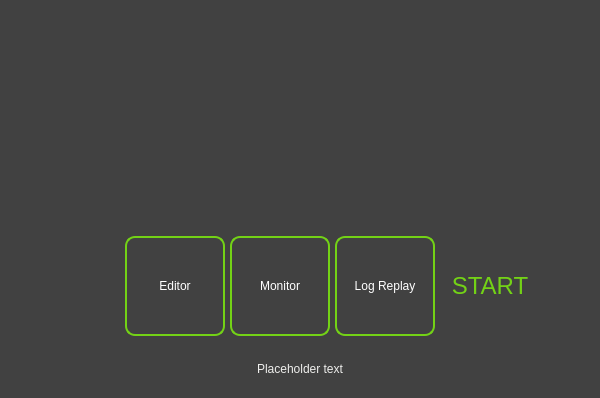
The window that bt_editor/startup_dialog.ui (BehaviorTree/Groot) describes before a commit, drawn with Qt 5.
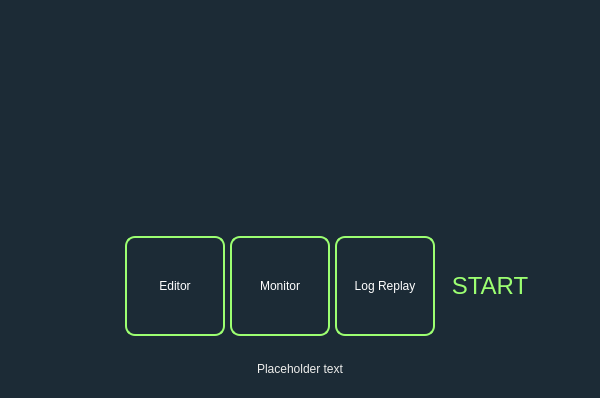
The same window after the commit. Icons and pictures are not drawn.

```diff
--- a/bt_editor/startup_dialog.ui
+++ b/bt_editor/startup_dialog.ui
@@ -20,7 +20,7 @@
    <string>Dialog</string>
   </property>
   <property name="styleSheet">
-   <string notr="true">background-color: rgb(65, 65, 65);</string>
+   <string notr="true">background-color: #1c2b36;</string>
   </property>
   <property name="sizeGripEnabled">
    <bool>false</bool>
@@ -151,7 +151,7 @@
        </property>
        <property name="styleSheet">
         <string notr="true">color:white;
-border: 2px solid rgb(115, 210, 22); 
+border: 2px solid #9cff71; 
 border-radius: 10px;
 </string>
        </property>
@@ -204,7 +204,7 @@
        </property>
        <property name="styleSheet">
         <string notr="true">color:white;
-border: 2px solid rgb(115, 210, 22); 
+border: 2px solid #9cff71; 
 border-radius: 10px;
 
 
@@ -259,7 +259,7 @@
        </property>
        <property name="styleSheet">
         <string notr="true">color:white;
-border: 2px solid rgb(115, 210, 22); 
+border: 2px solid  #9cff71; 
 border-radius: 10px;
 
 </string>
@@ -311,7 +311,7 @@
         <string>&lt;html&gt;&lt;head/&gt;&lt;body&gt;&lt;p&gt;&lt;span style=&quot; font-size:10pt; color:#eeeeec;&quot;&gt;Launch the application&lt;/span&gt;&lt;/p&gt;&lt;/body&gt;&lt;/html&gt;</string>
        </property>
        <property name="styleSheet">
-        <string notr="true">color: rgb(115, 210, 22)</string>
+        <string notr="true">color:  #9cff71</string>
        </property>
        <property name="text">
         <string>START</string>
```
Left out of the diff: 1 changed line with no effect on the pictures.
